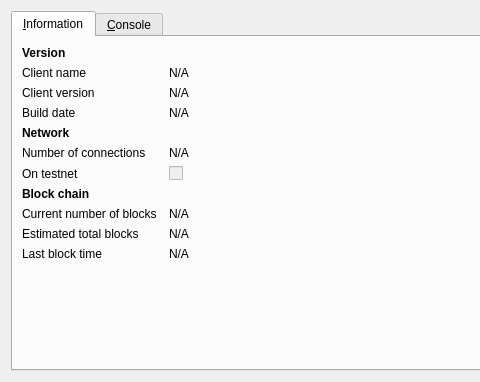
The window that src/qt/forms/rpcconsole.ui (raffermeko/bitcoin) describes before a commit, drawn with Qt 5; both pictures show x 0 to 480 and y 0 to 382 of the 706 by 382 pixel window.
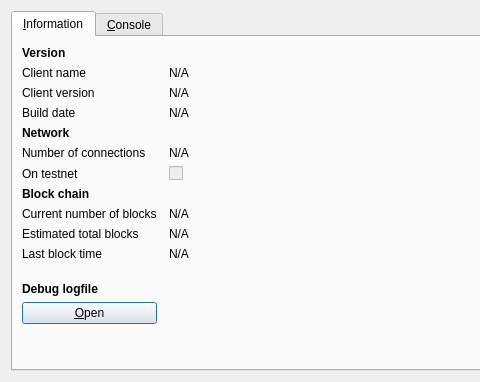
The same window after the commit. Icons and pictures are not drawn.

Commit message: add code to open (display) debug.log on Windows with the associated application and add a button to the Information page in the Debug console

Diff of the .ui file:
```diff
--- a/src/qt/forms/rpcconsole.ui
+++ b/src/qt/forms/rpcconsole.ui
@@ -204,6 +204,42 @@
         </widget>
        </item>
        <item row="11" column="0">
+        <spacer name="verticalSpacer_2">
+         <property name="orientation">
+          <enum>Qt::Vertical</enum>
+         </property>
+         <property name="sizeHint" stdset="0">
+          <size>
+           <width>20</width>
+           <height>20</height>
+          </size>
+         </property>
+        </spacer>
+       </item>
+       <item row="12" column="0">
+        <widget class="QLabel" name="labelDebugLogfile">
+         <property name="font">
+          <font>
+           <weight>75</weight>
+           <bold>true</bold>
+          </font>
+         </property>
+         <property name="text">
+          <string>Debug logfile</string>
+         </property>
+        </widget>
+       </item>
+       <item row="13" column="0">
+        <widget class="QPushButton" name="openDebugLogfileButton">
+         <property name="toolTip">
+          <string>Open the Bitcoin debug logfile from the current data directory. This can take a few seconds for large logfiles.</string>
+         </property>
+         <property name="text">
+          <string>&amp;Open</string>
+         </property>
+        </widget>
+       </item>
+       <item row="14" column="0">
         <spacer name="verticalSpacer">
          <property name="orientation">
           <enum>Qt::Vertical</enum>
```
The commit also changes 4 other files.
